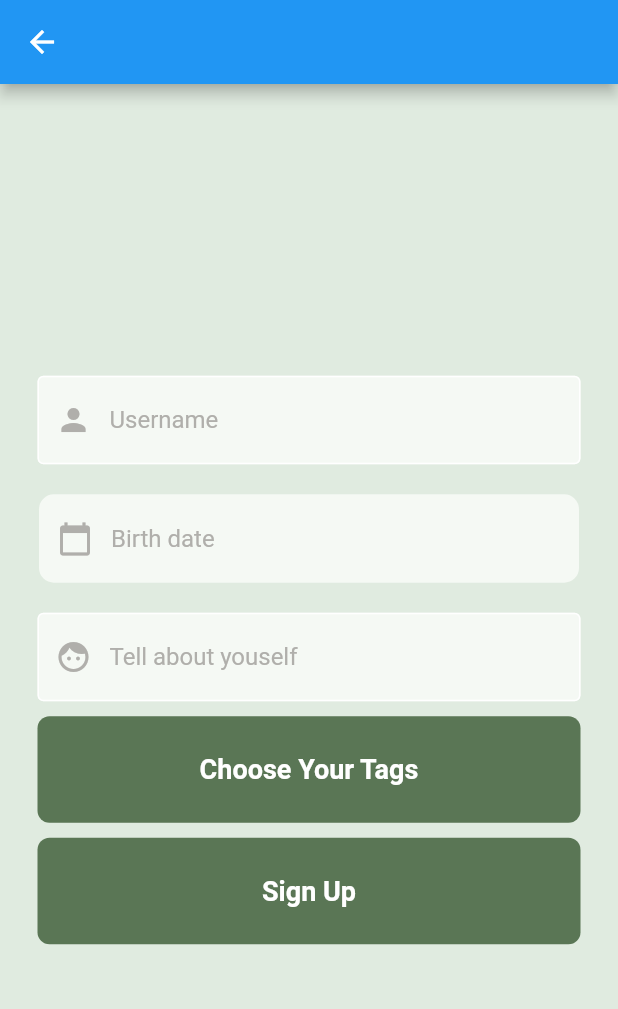
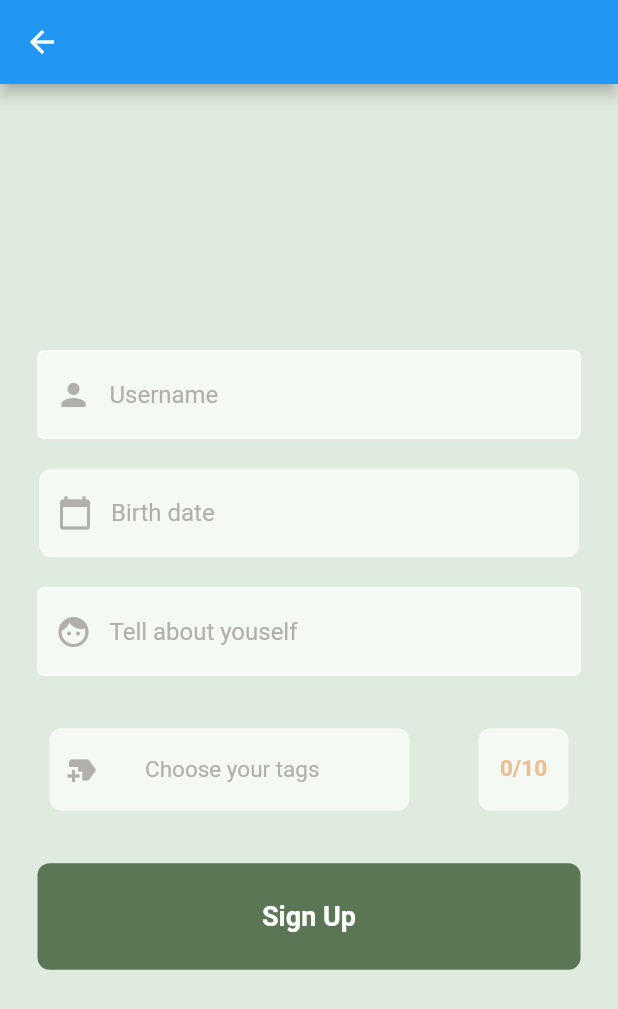
Before and after one commit to Yaniv-Tzipin/globUs-app, a Flutter app: the ContinueRegister screen opened directly with empty values, on a phone screen of 412 x 824 dp. Shown: the top 1009 px of the screen. Run offline on Flutter 3.47's test engine with Material 2 defaults, Android fonts, the phone set to English and light mode, and no system bars; our stand-ins replace cloud_firestore, firebase_auth, firebase_core, get, google_sign_in; missing offline and left inert: dart:ffi; accounts and stored records are empty; network calls fail.

Commit message:
making some progress on tags page

```diff
--- /dev/null
+++ b/lib/components/all_my_tags.dart
@@ -0,0 +1,4 @@
+import "package:flutter/material.dart";
+import "package:myfirstapp/pages/choose_tags_page.dart";
+
+List<MyTags> hobbiesTags = const [MyTags()];
--- /dev/null
+++ b/lib/components/choose_tags_button.dart
@@ -0,0 +1,93 @@
+import "package:flutter/material.dart";
+import "package:myfirstapp/components/my_colors.dart";
+import "package:myfirstapp/providers/my_provider.dart";
+import "package:provider/provider.dart";
+
+class MyTagsButton extends StatelessWidget {
+  const MyTagsButton({super.key});
+
+  @override
+  Widget build(BuildContext context) {
+  final tagsCounter = Provider.of<MyProvider>(context);
+
+    return Padding(padding: const EdgeInsets.symmetric(horizontal: 25,vertical: 25),
+    child: Row(
+      mainAxisAlignment: MainAxisAlignment.spaceEvenly,
+      children: [
+        Container(
+          width: 240,
+          height: 55,
+          decoration: BoxDecoration(
+            color:Color.fromARGB(255, 245, 249, 244),
+            borderRadius: BorderRadius.circular(8),
+          ),
+          child: Padding(
+            padding: const EdgeInsets.symmetric(vertical:9.0),
+            child: Row(
+              children: [
+                SizedBox(width: 10,),
+                Icon(Icons.new_label,
+                color: Color.fromARGB(255, 176, 175, 171),),
+                Text('        Choose your tags',
+                textAlign: TextAlign.center,
+                style: TextStyle(
+                  fontSize: 15,
+                  color: Color.fromARGB(255, 176, 175, 171)
+                )),
+
+              ],
+            ),
+          ),
+        ),
+        SizedBox(width: 30,),
+        Container(
+          height: 55,
+          width: 60,
+          child: Column(
+            children: [
+              SizedBox(height: 18,),
+              Text(tagsCounter.count.toString()+'/10',
+              textAlign: TextAlign.center,
+              style: TextStyle(
+                fontSize: 15,
+                fontWeight: FontWeight.bold,
+                color: selectedTagColor
+              ),),
+            ],
+          ),
+           decoration: BoxDecoration(
+            color:Color.fromARGB(255, 245, 249, 244),
+            borderRadius: BorderRadius.circular(8),
+           )
+          ),
+      ],
+    ),
+    );
+
+}
+}
+
+
+// Padding(
+//                 padding: const EdgeInsets.symmetric(horizontal: 25),
+//                 child: TextField(
+//                   controller: controller,
+//                   obscureText: obscureText,
+//                   minLines: 1,
+//                   maxLines: maximumLines,
+//                   decoration: InputDecoration(
+//                     prefixIcon: Icon(prefixIcon),
+//                     prefixIconColor:  Color.fromARGB(255, 176, 175, 171),
+//                     enabledBorder: OutlineInputBorder(borderSide: BorderSide(color: Colors.white)
+//                     ),
+//                     focusedBorder: OutlineInputBorder(
+//                       borderSide: BorderSide(color: Color.fromARGB(225,220,232,220)),
+//                     ),
+//                     fillColor: Color.fromARGB(255, 245, 249, 244),
+//                     filled: true,
+//                     hintText: hintText,
+//                     hintStyle: TextStyle(color: Color.fromARGB(255, 176, 175, 171)),
+//                   ),
+//                 ),
+//               );
+//   }
--- a/lib/components/my_date_picker.dart
+++ b/lib/components/my_date_picker.dart
@@ -44,7 +44,7 @@ class _MyDatePickerState extends State<MyDatePicker> {
               prefixIcon: const Icon(Icons.calendar_today),
               prefixIconColor: Color.fromARGB(255, 176, 175, 171),
               enabledBorder: OutlineInputBorder(
-                  borderRadius: BorderRadius.circular(10),
+                  borderRadius: BorderRadius.circular(8),
                   borderSide: BorderSide.none),
               focusedBorder: const OutlineInputBorder(
                 borderSide: BorderSide(color: Colors.white),
--- a/lib/pages/continue_register.dart
+++ b/lib/pages/continue_register.dart
@@ -1,10 +1,14 @@
 import "package:cloud_firestore/cloud_firestore.dart";
 import "package:firebase_auth/firebase_auth.dart";
 import "package:flutter/material.dart";
+import "package:get/route_manager.dart";
+import "package:myfirstapp/components/choose_tags_button.dart";
 import "package:myfirstapp/components/my_button.dart";
 import "package:myfirstapp/components/my_date_picker.dart";
 import "package:myfirstapp/components/my_textfield.dart";
 import "package:myfirstapp/pages/choose_tags_page.dart";
+import 'package:myfirstapp/providers/my_provider.dart';
+import "package:provider/provider.dart";
 
 class ContinueRegister extends StatefulWidget {
   final String userMail;
@@ -25,12 +29,10 @@ class _ContinueRegisterState extends State<ContinueRegister> {
   final userNameController = TextEditingController();
   final myBioController = TextEditingController();
 
+
   //navigate to tags page
   void chooseTags() async{
-   Navigator.push(
-        context,
-        MaterialPageRoute(
-            builder: (context) => const MyTags()));
+   Get.to(MyTags());
   }
 
   //sign user up method
@@ -105,7 +107,6 @@ class _ContinueRegisterState extends State<ContinueRegister> {
 
   @override
   Widget build(BuildContext context) {
-
     return  Scaffold(
       appBar: AppBar(
       ),
@@ -135,8 +136,10 @@ class _ContinueRegisterState extends State<ContinueRegister> {
             obscureText: false,
             prefixIcon: Icons.face,),
           const SizedBox(height: 10),
-          MyButton(onTap: chooseTags,
-           text: "Choose Your Tags"),
+          //MyButton(onTap: chooseTags,
+           //text: "Choose Your Tags"),
+           GestureDetector(child: const MyTagsButton(),
+           onTap: chooseTags,),
            const SizedBox(height: 10),
           MyButton(onTap: signUserUp,
            text: "Sign Up"),
--- a/lib/pages/login_page.dart
+++ b/lib/pages/login_page.dart
@@ -222,7 +222,7 @@ class _LoginPageState extends State<LoginPage> {
                   mainAxisAlignment: MainAxisAlignment.center,
                   children: [
                   // google button
-                  SquareTitle(onTap: () => AuthService().signInWithGoogle(),
+                  SquareTitle(onTap: () => {AuthService().signInWithGoogle()},
                   imagePath: 'lib/images/google.png'),
                   SizedBox(width:25),
 
--- a/lib/pages/register_page.dart
+++ b/lib/pages/register_page.dart
@@ -36,6 +36,7 @@ class _RegisterState extends State<RegisterPage> {
 
   @override
   Widget build(BuildContext context) {
+
     return Scaffold(
         backgroundColor: Color.fromARGB(225, 220, 232, 220),
         body: SafeArea(
--- /dev/null
+++ b/lib/providers/auth_status_provider.dart
@@ -0,0 +1,25 @@
+import "package:firebase_auth/firebase_auth.dart";
+import "package:flutter/material.dart";
+import "package:myfirstapp/services/auth_service.dart";
+
+class AuthStateChanges extends ChangeNotifier{
+
+  //UserCredential user = AuthService().signInWithGoogle();
+  bool _userLoggedInWithGoogle = false;
+  bool get userLoggedInWithGoogle => _userLoggedInWithGoogle;
+
+
+// bool checkIfExistingUser(){
+//  notifyListeners();
+//  //return !user.additionalUserInfo!.isNewUser;
+// }
+
+// void setUserCredential(UserCredential recievedUser){
+//   user = recievedUser;
+//   _userLoggedInWithGoogle = true;
+//   notifyListeners();
+//   print('done');
+// }
+
+
+}
--- a/lib/providers/provider.dart
+++ /dev/null
@@ -1,34 +0,0 @@
-import "package:flutter/material.dart";
-import "package:myfirstapp/pages/choose_tags_page.dart";
-
-class MyProvider extends ChangeNotifier{
-  int _count = 0;
-  List<MyTag> _chosenTags = [];
-  int get count => _count;
-  List<Widget> get chosenTags => _chosenTags;
-
-  void increment(){
-    _count = _count + 1;
-    notifyListeners();
-  }
-
-  void decrement(){
-    _count = _count - 1;
-    notifyListeners();
-  }
-
-  void addTagToChosen(MyTag tag){
-    _chosenTags.add(tag);
-  }
-
-  void removeTagFromChosen(MyTag tag){
-    MyTag chosenToRemove = tag;
-    for (MyTag mytag in _chosenTags){
-      if(tag.key == mytag.key){
-       chosenToRemove = mytag;
-      }
-
-    }
-     _chosenTags.remove(chosenToRemove);
-  }
-}
--- a/pubspec.yaml
+++ b/pubspec.yaml
@@ -40,6 +40,7 @@ dependencies:
   google_sign_in: ^6.1.5
   cloud_firestore: ^4.12.2
   provider: ^6.0.5
+  get: ^4.6.6
 
 dev_dependencies:
   flutter_test:
```
Also changed, not shown: lib/main.dart (+9 -4 lines), lib/pages/auth_page.dart (+18 -2 lines), lib/pages/choose_tags_page.dart (+18 -11 lines), lib/providers/my_provider.dart (added, +68 -0 lines), lib/services/auth_service.dart (+14 -5 lines), pubspec.lock.
